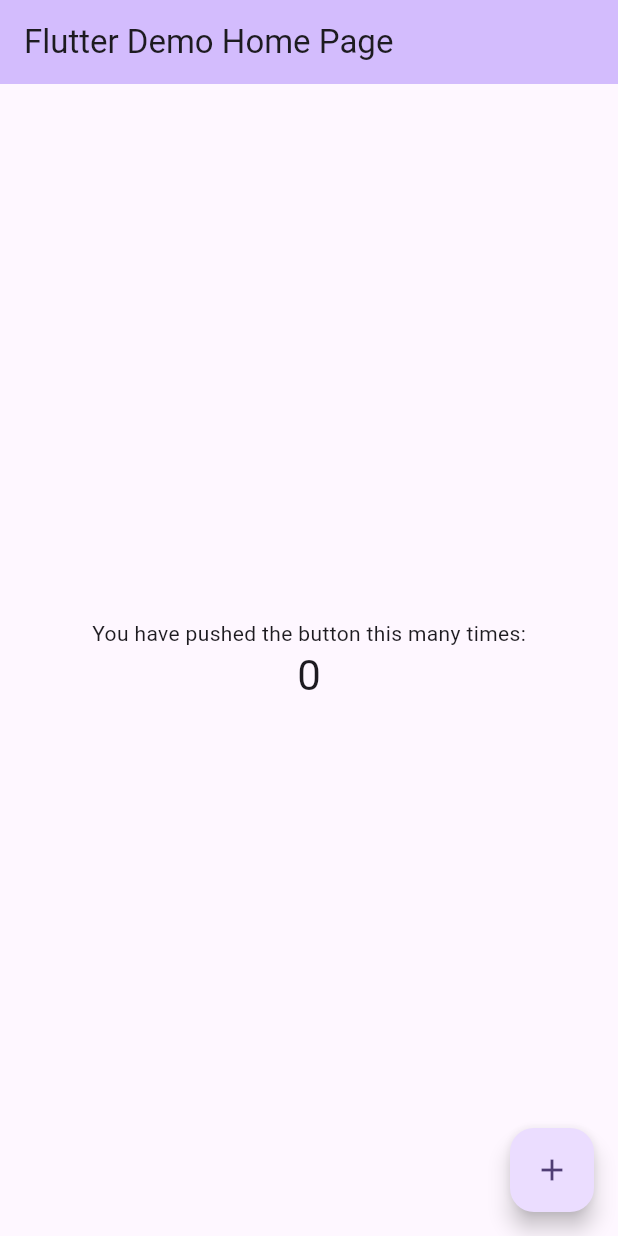
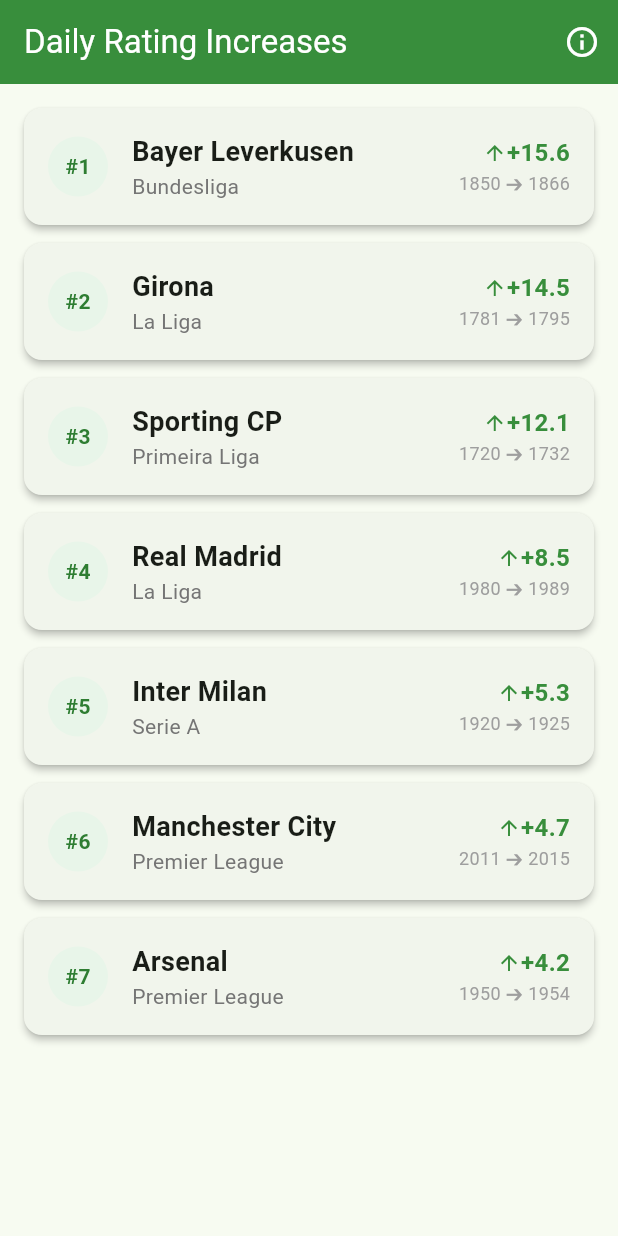
Before and after one commit to could-ai/019b01be-0829-7348-9bcd-441a799767e9, a Flutter app: the screen it shows after launch, on a phone screen of 412 x 824 dp. Run offline on Flutter 3.47's test engine with Material 3 defaults, Android fonts, the phone set to English and light mode, and no system bars.

Commit message:
Added http and intl dependencies for networking and date formatting.; Created data model for TeamRating to store team details and rating changes.; Created SoccerDataService to mock the fetching of rating data, simulating the response from the website.; Created RatingsScreen to display the list of teams with rating increases, including pull-to-refresh and sorting functionality.; Updated main.dart to set RatingsScreen as the home page and configured the app theme.

```diff
--- a/usr/lib/main.dart
+++ b/usr/lib/main.dart
@@ -1,4 +1,5 @@
 import 'package:flutter/material.dart';
+import 'screens/ratings_screen.dart';
 
 void main() {
   runApp(const MyApp());
@@ -7,117 +8,19 @@ void main() {
 class MyApp extends StatelessWidget {
   const MyApp({super.key});
 
-  // This widget is the root of your application.
   @override
   Widget build(BuildContext context) {
     return MaterialApp(
-      title: 'Flutter Demo',
+      title: 'Soccer Ratings',
       debugShowCheckedModeBanner: false,
       theme: ThemeData(
-        // This is the theme of your application.
-        //
-        // TRY THIS: Try running your application with "flutter run". You'll see
-        // the application has a purple toolbar. Then, without quitting the app,
-        // try changing the seedColor in the colorScheme below to Colors.green
-        // and then invoke "hot reload" (save your changes or press the "hot
-        // reload" button in a Flutter-supported IDE, or press "r" if you used
-        // the command line to start the app).
-        //
-        // Notice that the counter didn't reset back to zero; the application
-        // state is not lost during the reload. To reset the state, use hot
-        // restart instead.
-        //
-        // This works for code too, not just values: Most code changes can be
-        // tested with just a hot reload.
-        colorScheme: ColorScheme.fromSeed(seedColor: Colors.deepPurple),
+        colorScheme: ColorScheme.fromSeed(seedColor: Colors.green),
+        useMaterial3: true,
       ),
       initialRoute: '/',
       routes: {
-        '/': (context) => const MyHomePage(title: 'Flutter Demo Home Page'),
+        '/': (context) => const RatingsScreen(),
       },
     );
   }
 }
-
-class MyHomePage extends StatefulWidget {
-  const MyHomePage({super.key, required this.title});
-
-  // This widget is the home page of your application. It is stateful, meaning
-  // that it has a State object (defined below) that contains fields that affect
-  // how it looks.
-
-  // This class is the configuration for the state. It holds the values (in this
-  // case the title) provided by the parent (in this case the App widget) and
-  // used by the build method of the State. Fields in a Widget subclass are
-  // always marked "final".
-
-  final String title;
-
-  @override
-  State<MyHomePage> createState() => _MyHomePageState();
-}
-
-class _MyHomePageState extends State<MyHomePage> {
-  int _counter = 0;
-
-  void _incrementCounter() {
-    setState(() {
-      // This call to setState tells the Flutter framework that something has
-      // changed in this State, which causes it to rerun the build method below
-      // so that the display can reflect the updated values. If we changed
-      // _counter without calling setState(), then the build method would not be
-      // called again, and so nothing would appear to happen.
-      _counter++;
-    });
-  }
-
-  @override
-  Widget build(BuildContext context) {
-    // This method is rerun every time setState is called, for instance as done
-    // by the _incrementCounter method above.
-    //
-    // The Flutter framework has been optimized to make rerunning build methods
-    // fast, so that you can just rebuild anything that needs updating rather
-    // than having to individually change instances of widgets.
-    return Scaffold(
-      appBar: AppBar(
-        // TRY THIS: Try changing the color here to a specific color (to
-        // Colors.amber, perhaps?) and trigger a hot reload to see the AppBar
-        // change color while the other colors stay the same.
-        backgroundColor: Theme.of(context).colorScheme.inversePrimary,
-        // Here we take the value from the MyHomePage object that was created by
-        // the App.build method, and use it to set our appbar title.
-        title: Text(widget.title),
-      ),
-      body: Center(
-        // Center is a layout widget. It takes a single child and positions it
-        // in the middle of the parent.
-        child: Column(
-          // Column is also a layout widget. It takes a list of children and
-          // arranges them vertically. By default, it sizes itself to fit its
-          // children horizontally, and tries to be as tall as its parent.
-          //
-          // Column has various properties to control how it sizes itself and
-          // how it positions its children. Here we use mainAxisAlignment to
-          // center the children vertically; the main axis here is the vertical
-          // axis because Columns are vertical (the cross axis would be
-          // horizontal).
-          //
-          // TRY THIS: Invoke "debug painting" (choose the "Toggle Debug Paint"
-          // action in the IDE, or press "p" in the console), to see the
-          // wireframe for each widget.
-          mainAxisAlignment: MainAxisAlignment.center,
-          children: <Widget>[
-            const Text('You have pushed the button this many times:'),
-            Text('$_counter', style: Theme.of(context).textTheme.headlineMedium),
-          ],
-        ),
-      ),
-      floatingActionButton: FloatingActionButton(
-        onPressed: _incrementCounter,
-        tooltip: 'Increment',
-        child: const Icon(Icons.add),
-      ), // This trailing comma makes auto-formatting nicer for build methods.
-    );
-  }
-}
--- /dev/null
+++ b/usr/lib/models/team_rating.dart
@@ -0,0 +1,27 @@
+class TeamRating {
+  final String teamName;
+  final String league;
+  final double oldRating;
+  final double newRating;
+  final DateTime date;
+
+  TeamRating({
+    required this.teamName,
+    required this.league,
+    required this.oldRating,
+    required this.newRating,
+    required this.date,
+  });
+
+  double get increase => newRating - oldRating;
+
+  factory TeamRating.fromJson(Map<String, dynamic> json) {
+    return TeamRating(
+      teamName: json['teamName'],
+      league: json['league'],
+      oldRating: json['oldRating'].toDouble(),
+      newRating: json['newRating'].toDouble(),
+      date: DateTime.parse(json['date']),
+    );
+  }
+}
--- /dev/null
+++ b/usr/lib/screens/ratings_screen.dart
@@ -0,0 +1,179 @@
+import 'package:flutter/material.dart';
+import 'package:intl/intl.dart';
+import '../models/team_rating.dart';
+import '../services/soccer_data_service.dart';
+
+class RatingsScreen extends StatefulWidget {
+  const RatingsScreen({super.key});
+
+  @override
+  State<RatingsScreen> createState() => _RatingsScreenState();
+}
+
+class _RatingsScreenState extends State<RatingsScreen> {
+  final SoccerDataService _service = SoccerDataService();
+  late Future<List<TeamRating>> _ratingsFuture;
+
+  @override
+  void initState() {
+    super.initState();
+    _ratingsFuture = _service.getDailyIncreases();
+  }
+
+  Future<void> _refreshData() async {
+    setState(() {
+      _ratingsFuture = _service.getDailyIncreases();
+    });
+  }
+
+  @override
+  Widget build(BuildContext context) {
+    return Scaffold(
+      appBar: AppBar(
+        title: const Text('Daily Rating Increases'),
+        backgroundColor: Colors.green[700],
+        foregroundColor: Colors.white,
+        actions: [
+          IconButton(
+            icon: const Icon(Icons.info_outline),
+            onPressed: () {
+              showDialog(
+                context: context,
+                builder: (context) => AlertDialog(
+                  title: const Text('Source Info'),
+                  content: const Text('Data source: soccerrating.org\n(Currently using mock data for demonstration)'),
+                  actions: [
+                    TextButton(
+                      onPressed: () => Navigator.pop(context),
+                      child: const Text('OK'),
+                    ),
+                  ],
+                ),
+              );
+            },
+          )
+        ],
+      ),
+      body: RefreshIndicator(
+        onRefresh: _refreshData,
+        child: FutureBuilder<List<TeamRating>>(
+          future: _ratingsFuture,
+          builder: (context, snapshot) {
+            if (snapshot.connectionState == ConnectionState.waiting) {
+              return const Center(child: CircularProgressIndicator());
+            } else if (snapshot.hasError) {
+              return Center(
+                child: Column(
+                  mainAxisAlignment: MainAxisAlignment.center,
+                  children: [
+                    const Icon(Icons.error_outline, size: 48, color: Colors.red),
+                    const SizedBox(height: 16),
+                    Text('Error: ${snapshot.error}'),
+                    const SizedBox(height: 16),
+                    ElevatedButton(
+                      onPressed: _refreshData,
+                      child: const Text('Retry'),
+                    ),
+                  ],
+                ),
+              );
+            } else if (!snapshot.hasData || snapshot.data!.isEmpty) {
+              return const Center(child: Text('No rating increases found today.'));
+            }
+
+            final ratings = snapshot.data!;
+
+            // Sort by highest increase first
+            ratings.sort((a, b) => b.increase.compareTo(a.increase));
+
+            return ListView.builder(
+              padding: const EdgeInsets.all(16),
+              itemCount: ratings.length,
+              itemBuilder: (context, index) {
+                final item = ratings[index];
+                return Card(
+                  elevation: 2,
+                  margin: const EdgeInsets.only(bottom: 12),
+                  child: Padding(
+                    padding: const EdgeInsets.all(16.0),
+                    child: Row(
+                      children: [
+                        // Rank or Position placeholder
+                        Container(
+                          width: 40,
+                          height: 40,
+                          decoration: BoxDecoration(
+                            color: Colors.green[50],
+                            shape: BoxShape.circle,
+                          ),
+                          child: Center(
+                            child: Text(
+                              '#${index + 1}',
+                              style: TextStyle(
+                                fontWeight: FontWeight.bold,
+                                color: Colors.green[800],
+                              ),
+                            ),
+                          ),
+                        ),
+                        const SizedBox(width: 16),
+                        // Team Details
+                        Expanded(
+                          child: Column(
+                            crossAxisAlignment: CrossAxisAlignment.start,
+                            children: [
+                              Text(
+                                item.teamName,
+                                style: const TextStyle(
+                                  fontSize: 18,
+                                  fontWeight: FontWeight.bold,
+                                ),
+                              ),
+                              Text(
+                                item.league,
+                                style: TextStyle(
+                                  color: Colors.grey[600],
+                                  fontSize: 14,
+                                ),
+                              ),
+                            ],
+                          ),
+                        ),
+                        // Rating Change
+                        Column(
+                          crossAxisAlignment: CrossAxisAlignment.end,
+                          children: [
+                            Row(
+                              children: [
+                                Icon(Icons.arrow_upward, size: 16, color: Colors.green[700]),
+                                Text(
+                                  '+${item.increase.toStringAsFixed(1)}',
+                                  style: TextStyle(
+                                    color: Colors.green[700],
+                                    fontWeight: FontWeight.bold,
+                                    fontSize: 16,
+                                  ),
+                                ),
+                              ],
+                            ),
+                            Text(
+                              '${item.oldRating.toStringAsFixed(0)} ➔ ${item.newRating.toStringAsFixed(0)}',
+                              style: TextStyle(
+                                color: Colors.grey[500],
+                                fontSize: 12,
+                              ),
+                            ),
+                          ],
+                        ),
+                      ],
+                    ),
+                  ),
+                );
+              },
+            );
+          },
+        ),
+      ),
+    );
+  }
+}
--- /dev/null
+++ b/usr/lib/services/soccer_data_service.dart
@@ -0,0 +1,68 @@
+import 'dart:async';
+import '../models/team_rating.dart';
+
+class SoccerDataService {
+  // In a real app, this would be an API endpoint or a backend function
+  // that scrapes soccerrating.org.
+  // Since direct browser/mobile scraping of HTTP sites often has CORS/Security issues,
+  // we simulate the data structure here.
+
+  Future<List<TeamRating>> getDailyIncreases() async {
+    // Simulate network delay
+    await Future.delayed(const Duration(seconds: 1));
+
+    // Mock data representing "Daily Ratings Increase"
+    // This data mimics what we would parse from the website
+    return [
+      TeamRating(
+        teamName: "Manchester City",
+        league: "Premier League",
+        oldRating: 2010.5,
+        newRating: 2015.2,
+        date: DateTime.now(),
+      ),
+      TeamRating(
+        teamName: "Real Madrid",
+        league: "La Liga",
+        oldRating: 1980.0,
+        newRating: 1988.5,
+        date: DateTime.now(),
+      ),
+      TeamRating(
+        teamName: "Bayer Leverkusen",
+        league: "Bundesliga",
+        oldRating: 1850.2,
+        newRating: 1865.8,
+        date: DateTime.now(),
+      ),
+      TeamRating(
+        teamName: "Inter Milan",
+        league: "Serie A",
+        oldRating: 1920.1,
+        newRating: 1925.4,
+        date: DateTime.now(),
+      ),
+      TeamRating(
+        teamName: "Arsenal",
+        league: "Premier League",
+        oldRating: 1950.0,
+        newRating: 1954.2,
+        date: DateTime.now(),
+      ),
+      TeamRating(
+        teamName: "Girona",
+        league: "La Liga",
+        oldRating: 1780.5,
+        newRating: 1795.0,
+        date: DateTime.now(),
+      ),
+      TeamRating(
+        teamName: "Sporting CP",
+        league: "Primeira Liga",
+        oldRating: 1720.0,
+        newRating: 1732.1,
+        date: DateTime.now(),
+      ),
+    ];
+  }
+}
```
Also changed, not shown: usr/pubspec.yaml (+4 -71 lines).
